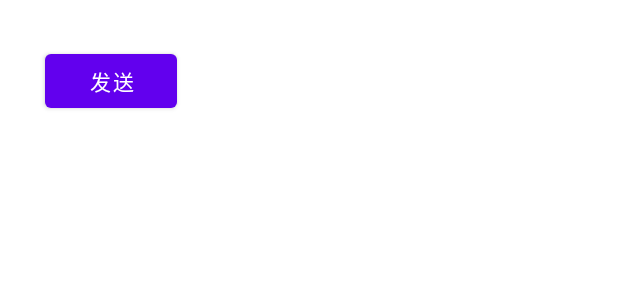
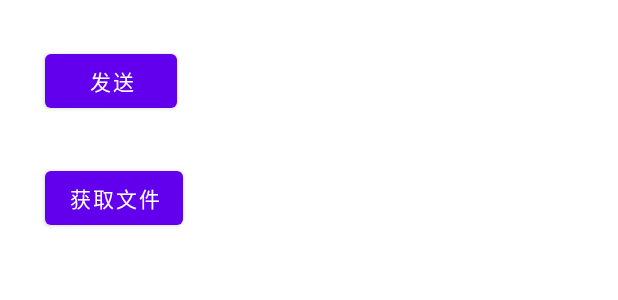
Before and after one commit to vaca22/ble_1500_android_project, an Android app: the layout activity_main.xml on its own in the app's theme, with its tools: preview values and no code run, on a phone screen of 412 x 824 dp. Shown: the top 300 px of the screen. Run offline under Robolectric (Android 15) with nearby library versions, the phone set to English and light mode, and no system bars.

```diff
--- a/app/src/main/res/layout/activity_main.xml
+++ b/app/src/main/res/layout/activity_main.xml
@@ -15,4 +15,13 @@
         android:layout_width="wrap_content"
         android:layout_height="wrap_content"/>
 
+    <Button
+        android:layout_margin="30dp"
+        app:layout_constraintStart_toStartOf="parent"
+        app:layout_constraintTop_toBottomOf="@+id/send"
+        android:text="获取文件"
+        android:id="@+id/get_file"
+        android:layout_width="wrap_content"
+        android:layout_height="wrap_content"/>
+
 </androidx.constraintlayout.widget.ConstraintLayout>
```
Also changed, not shown: app/src/main/java/com/vaca/ble_1500_android_project/MainActivity.kt (+13 -0 lines), app/src/main/java/com/vaca/ble_1500_android_project/utils/NetCmd.kt (added, +15 -0 lines).
